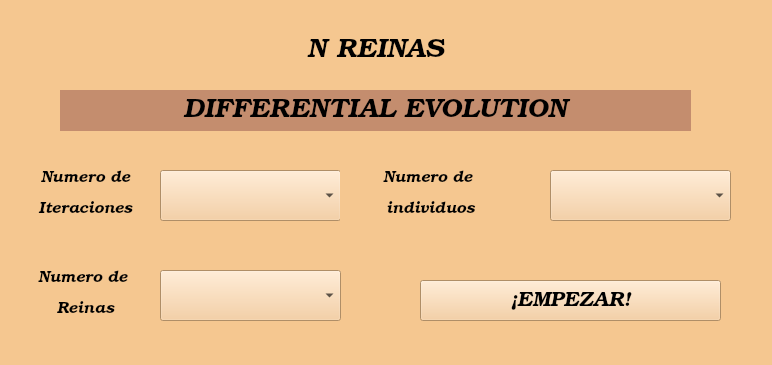
Above: interfaz.ui from omarvillasenor/N-queens before the change. Below: the same form after it.
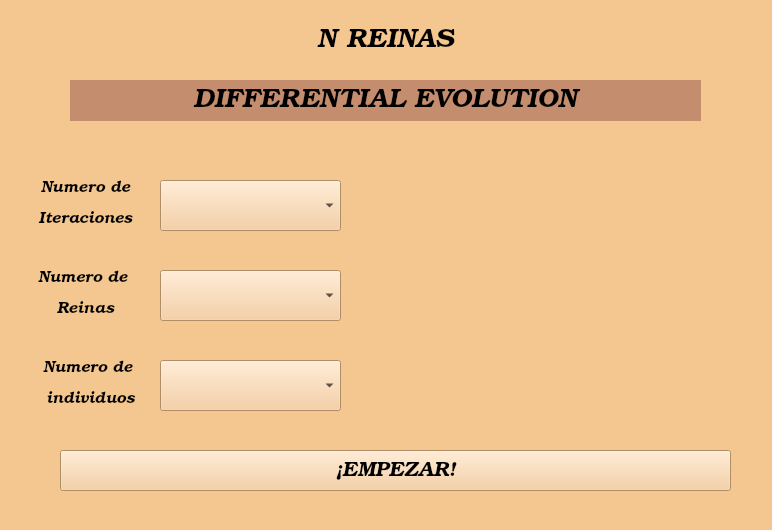
That is the form after the change.

Commit message: interfaz mejorada

Diff of the .ui file:
```diff
--- a/interfaz.ui
+++ b/interfaz.ui
@@ -7,7 +7,7 @@
     <x>0</x>
     <y>0</y>
     <width>772</width>
-    <height>365</height>
+    <height>530</height>
    </rect>
   </property>
   <property name="windowTitle">
@@ -20,8 +20,8 @@
    <widget class="QLabel" name="label">
     <property name="geometry">
      <rect>
-      <x>60</x>
-      <y>30</y>
+      <x>70</x>
+      <y>20</y>
       <width>631</width>
       <height>41</height>
      </rect>
@@ -43,8 +43,8 @@
    <widget class="QLabel" name="label_2">
     <property name="geometry">
      <rect>
-      <x>60</x>
-      <y>90</y>
+      <x>70</x>
+      <y>80</y>
       <width>631</width>
       <height>41</height>
      </rect>
@@ -99,9 +99,9 @@
    <widget class="QPushButton" name="StartButton">
     <property name="geometry">
      <rect>
-      <x>420</x>
-      <y>280</y>
-      <width>301</width>
+      <x>60</x>
+      <y>450</y>
+      <width>671</width>
       <height>41</height>
      </rect>
     </property>
@@ -120,7 +120,7 @@
     <property name="geometry">
      <rect>
       <x>160</x>
-      <y>170</y>
+      <y>180</y>
       <width>181</width>
       <height>51</height>
      </rect>
@@ -130,7 +130,7 @@
     <property name="geometry">
      <rect>
       <x>30</x>
-      <y>160</y>
+      <y>170</y>
       <width>111</width>
       <height>71</height>
      </rect>
@@ -149,8 +149,8 @@
    <widget class="QComboBox" name="IndBox">
     <property name="geometry">
      <rect>
-      <x>550</x>
-      <y>170</y>
+      <x>160</x>
+      <y>360</y>
       <width>181</width>
       <height>51</height>
      </rect>
@@ -159,9 +159,9 @@
    <widget class="QLabel" name="label_7">
     <property name="geometry">
      <rect>
-      <x>340</x>
-      <y>170</y>
-      <width>181</width>
+      <x>30</x>
+      <y>360</y>
+      <width>121</width>
       <height>51</height>
      </rect>
     </property>
@@ -176,6 +176,19 @@
      <string>&lt;html&gt;&lt;head/&gt;&lt;body&gt;&lt;p align=&quot;center&quot;&gt;Numero de &lt;/p&gt;&lt;p align=&quot;center&quot;&gt;individuos&lt;/p&gt;&lt;/body&gt;&lt;/html&gt;</string>
     </property>
    </widget>
+   <widget class="QLabel" name="image_label">
+    <property name="geometry">
+     <rect>
+      <x>410</x>
+      <y>160</y>
+      <width>301</width>
+      <height>251</height>
+     </rect>
+    </property>
+    <property name="text">
+     <string/>
+    </property>
+   </widget>
   </widget>
   <widget class="QStatusBar" name="statusbar"/>
  </widget>
```
The commit also changes 6 other files.
